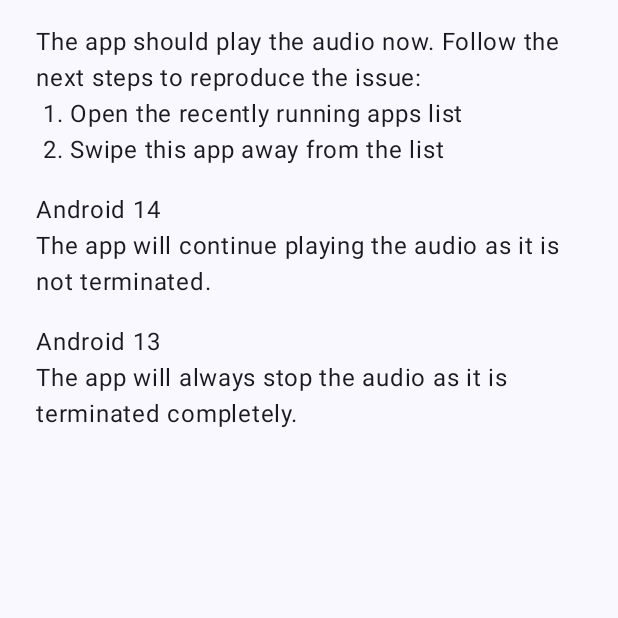
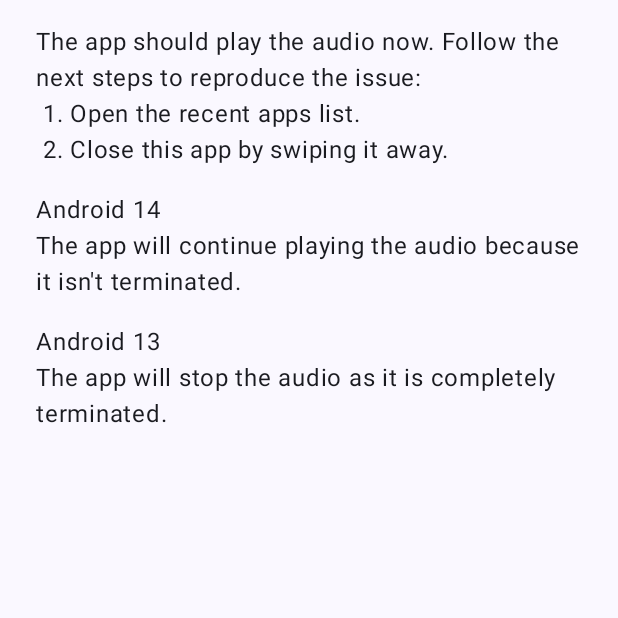
Before and after one commit to vparashchak/android-14-issue-app, an Android app built with Jetpack Compose: the screen it shows after launch (SecondActivity), on a phone screen of 412 x 824 dp, the top half of it. Run offline under Robolectric (Android 15) with nearby library versions, the phone set to English and light mode, and no system bars; 1 statement that could not run was skipped.

Commit message:
Updated the explanation text on the SecondActivity

```diff
--- a/app/src/main/java/com/enkoss/android14Issue/SecondActivity.kt
+++ b/app/src/main/java/com/enkoss/android14Issue/SecondActivity.kt
@@ -63,21 +63,21 @@ class SecondActivity : ComponentActivity() {
                 modifier = Modifier.padding(horizontal = 8.dp)
             ) {
                 Text(
-                    text = "The app should play the audio now. Follow the next steps to reproduce the issue:" +
-                            "\n 1. Open the recently running apps list" +
-                            "\n 2. Swipe this app away from the list",
+                    text = "The app should play the audio now. Follow the next steps to reproduce the issue:\n" +
+                            " 1. Open the recent apps list.\n" +
+                            " 2. Close this app by swiping it away.",
                     textAlign = TextAlign.Start
                 )
 
                 Text(
                     text = "Android 14" +
-                            "\nThe app will continue playing the audio as it is not terminated.",
+                            "\nThe app will continue playing the audio because it isn't terminated.",
                     modifier = Modifier.padding(top = 16.dp),
                     textAlign = TextAlign.Start)
 
                 Text(
                     text = "Android 13" +
-                            "\nThe app will always stop the audio as it is terminated completely.",
+                            "\nThe app will stop the audio as it is completely terminated.",
                     modifier = Modifier.padding(top = 16.dp),
                     textAlign = TextAlign.Start
                 )
```
